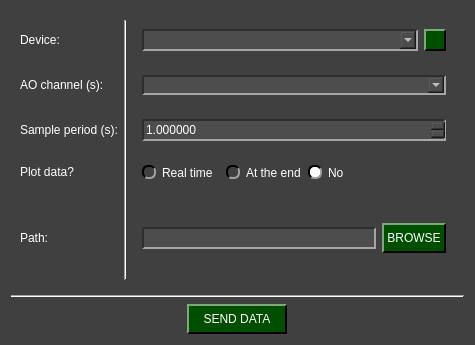
Above: pydaq/uis/PyDAQ_send_data_Arduino_widget.ui from viniciusfs14/pydaq before the change. Below: the same form after it.
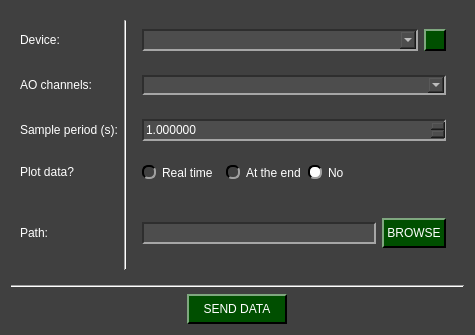
That is the form after the change. Icons and pictures are not drawn.

What changed in the file:
```diff
--- a/pydaq/uis/PyDAQ_send_data_Arduino_widget.ui
+++ b/pydaq/uis/PyDAQ_send_data_Arduino_widget.ui
@@ -7,7 +7,7 @@
     <x>0</x>
     <y>0</y>
     <width>475</width>
-    <height>345</height>
+    <height>335</height>
    </rect>
   </property>
   <property name="windowTitle">
@@ -467,7 +467,7 @@
       <item row="1" column="0">
        <widget class="QLabel" name="label_2">
         <property name="text">
-         <string>AO channel (s):</string>
+         <string>AO channels:</string>
         </property>
        </widget>
       </item>
```
